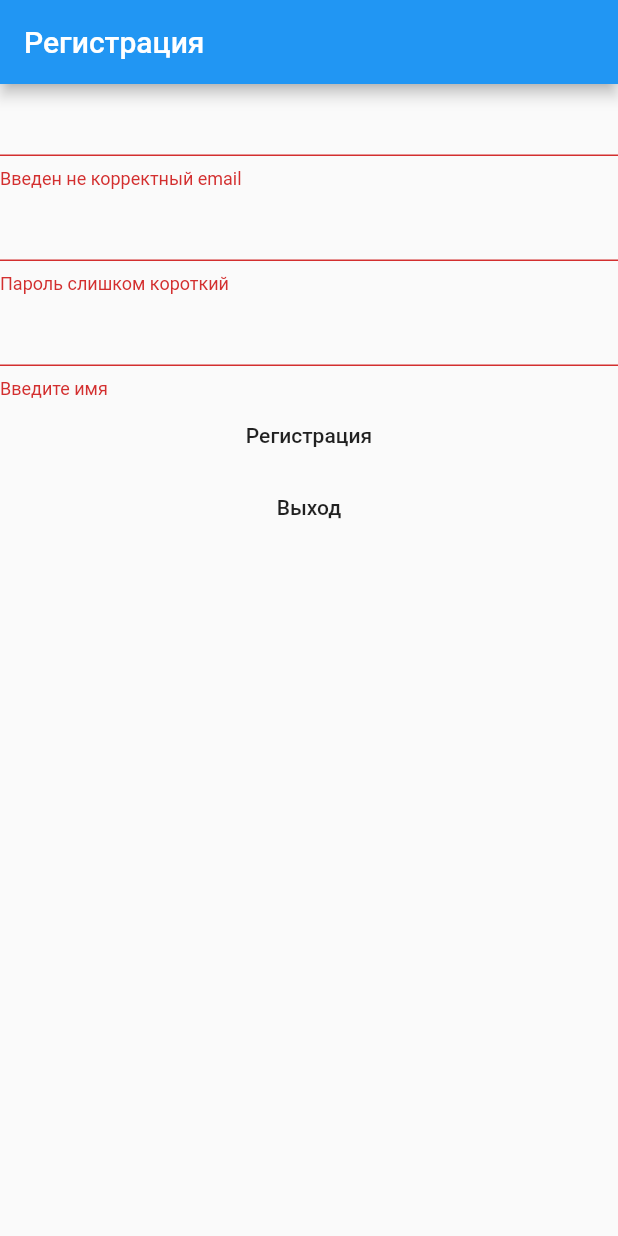
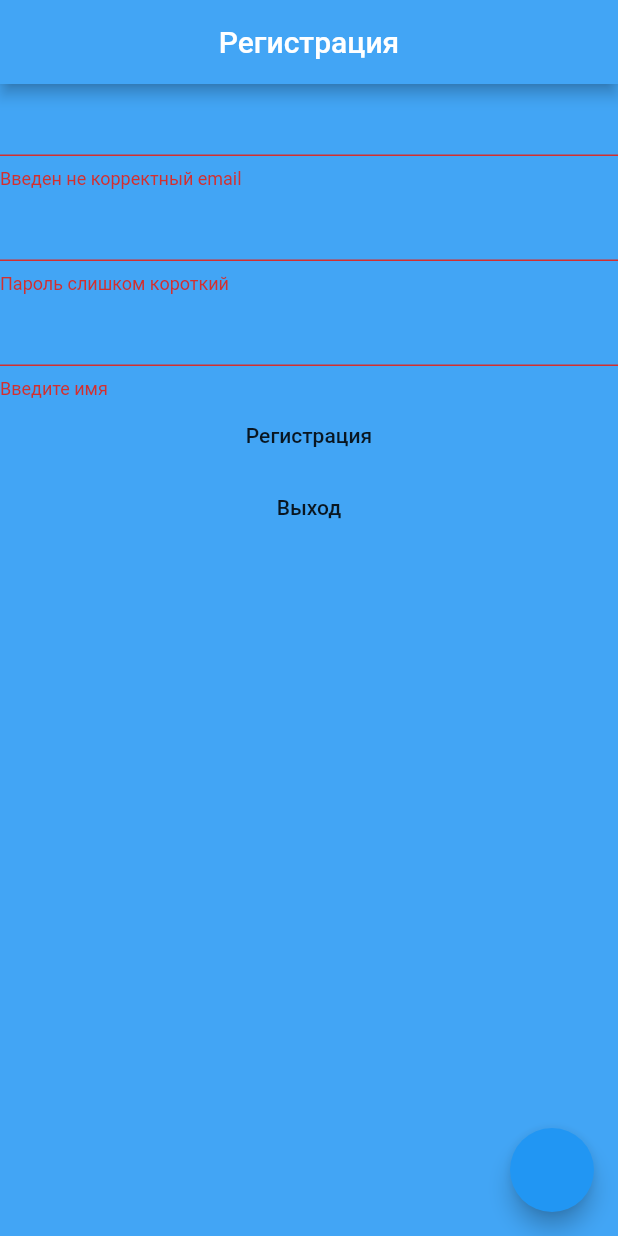
Before and after one commit to bulletBane/todo-it, a Flutter app: the screen it shows after launch, after a tap on "Регистрация", on a phone screen of 412 x 824 dp. Run offline on Flutter 3.47's test engine with Material 2 defaults, Android fonts, the phone set to English and light mode, and no system bars; our stand-ins replace adaptive_theme, bloc, cloud_firestore, email_validator, equatable, firebase_auth and 2 more; accounts and stored records are empty.

Commit message:
feat: добавил темную тему

```diff
--- a/lib/main.dart
+++ b/lib/main.dart
@@ -1,8 +1,10 @@
+import 'package:adaptive_theme/adaptive_theme.dart';
 import 'package:firebase_core/firebase_core.dart';
 import 'package:flutter/material.dart';
 import 'package:flutter_bloc/flutter_bloc.dart';
 import 'package:todo_it/bloc/registration_cubit/registration_cubit.dart';
 import 'package:todo_it/presentation/pages/auth/registration_page.dart';
+import 'package:todo_it/presentation/shared/theme.dart';
 // import 'package:my_todo/presentation/screens/home_page.dart';
 
 // import 'business_logic/blocs/todo_bloc/todos_bloc.dart';
@@ -10,40 +12,39 @@ import 'package:todo_it/presentation/pages/auth/registration_page.dart';
 void main() async {
   WidgetsFlutterBinding.ensureInitialized();
   await Firebase.initializeApp();
-  runApp(MyApp());
+  final savedThemeMode = await AdaptiveTheme.getThemeMode();
+  runApp(MyApp(
+    savedThemeMode: savedThemeMode,
+  ));
 }
 
 class MyApp extends StatelessWidget {
+  final AdaptiveThemeMode savedThemeMode;
+
+  const MyApp({Key key, this.savedThemeMode}) : super(key: key);
   @override
   Widget build(BuildContext context) {
     return FutureBuilder(
       // Initialize FlutterFire:
       future: Firebase.initializeApp(),
       builder: (context, snapshot) {
-        // Check for errors
         if (snapshot.hasError) {
           return Text('Unable to load');
         }
-
-        // Once complete, show your application
         if (snapshot.connectionState == ConnectionState.done) {
-          return MaterialApp(
-              title: 'Flutter Demo',
-              theme: ThemeData(
-                visualDensity: VisualDensity.adaptivePlatformDensity,
-              ),
-              home: BlocProvider(
-                  create: (context) => RegistrationCubit(),
-                  child: RegistrationPage())
-
-              // home: BlocProvider(
-              //   create: (context) => TodosBloc(),
-              //   child: TodoMainPage(),
-              // ),
-              );
+          return AdaptiveTheme(
+            light: lightTheme,
+            dark: darkTheme,
+            initial: savedThemeMode ?? AdaptiveThemeMode.light,
+            builder: (theme, darkTheme) => MaterialApp(
+                title: 'Flutter Demo',
+                theme: theme,
+                darkTheme: darkTheme,
+                home: BlocProvider(
+                    create: (context) => RegistrationCubit(),
+                    child: RegistrationPage())),
+          );
         }
-
-        // Otherwise, show something whilst waiting for initialization to complete
         return Center(
           child: CircularProgressIndicator(),
         );
--- a/lib/presentation/pages/auth/registration_page.dart
+++ b/lib/presentation/pages/auth/registration_page.dart
@@ -1,3 +1,4 @@
+import 'package:adaptive_theme/adaptive_theme.dart';
 import 'package:email_validator/email_validator.dart';
 import 'package:firebase_auth/firebase_auth.dart';
 import 'package:flutter/material.dart';
@@ -19,11 +20,16 @@ class _RegistrationPageState extends State<RegistrationPage> {
 
   @override
   Widget build(BuildContext context) {
-    return Builder(
+    return AnimatedTheme(
+      data: Theme.of(context),
+      duration: Duration(milliseconds: 100),
+      child: Builder(
         builder: (context) => Scaffold(
           appBar: AppBar(
             title: Text('Регистрация'),
+            backgroundColor: Theme.of(context).primaryColor,
           ),
+          backgroundColor: Theme.of(context).primaryColor,
           body: BlocListener<RegistrationCubit, RegistrationState>(
             listener: (context, state) {
               if (state is RegistrationSucces) {
@@ -85,6 +91,9 @@ class _RegistrationPageState extends State<RegistrationPage> {
                   ],
                 )),
           ),
+          floatingActionButton: FloatingActionButton(
+              onPressed: () => AdaptiveTheme.of(context).toggleThemeMode()),
+        ),
       ),
     );
   }
--- /dev/null
+++ b/lib/presentation/shared/theme.dart
@@ -0,0 +1,8 @@
+import 'package:flutter/material.dart';
+
+final lightTheme = ThemeData.light().copyWith(
+    appBarTheme: AppBarTheme(color: Colors.blue[400], centerTitle: true),
+    primaryColor: Colors.blue[400]);
+final darkTheme = ThemeData.dark().copyWith(
+    appBarTheme: AppBarTheme(color: Colors.blue[900], centerTitle: true),
+    primaryColor: Colors.blue[900]);
--- a/pubspec.yaml
+++ b/pubspec.yaml
@@ -36,6 +36,7 @@ dependencies:
   sqflite: ^1.2.0
   email_validator: ^1.0.6
   cloud_firestore: ^0.16.0
+  adaptive_theme: ^1.1.0
 
 dev_dependencies:
   flutter_test:
```
Also changed, not shown: pubspec.lock. Lines whose indentation alone changed are shown as unchanged.
